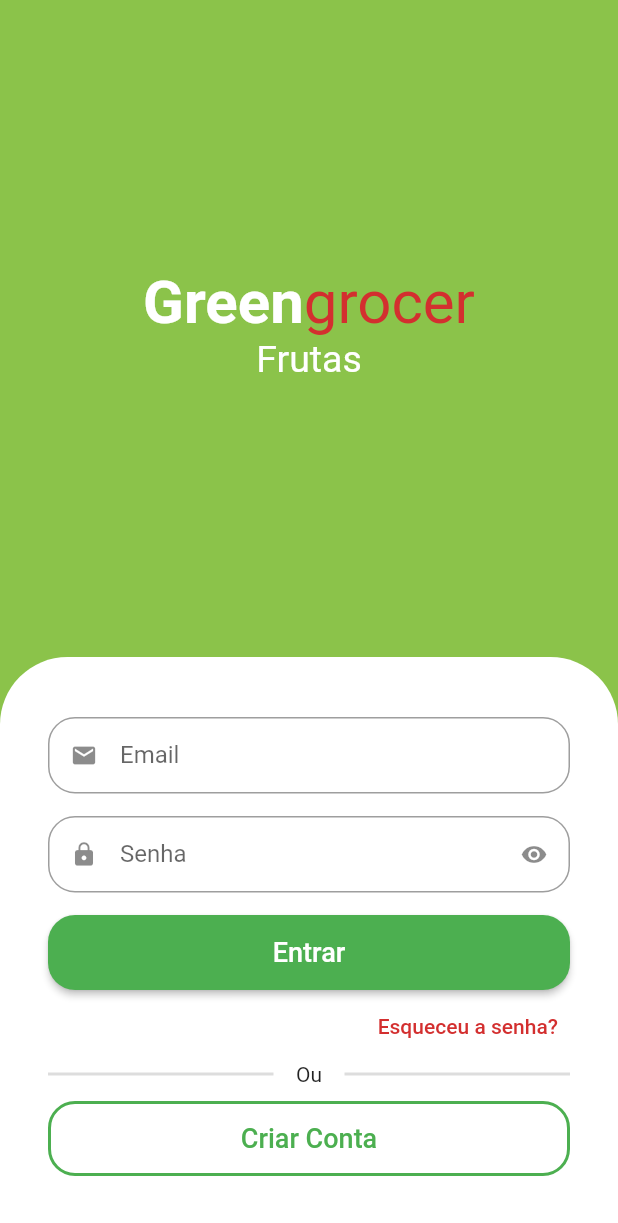
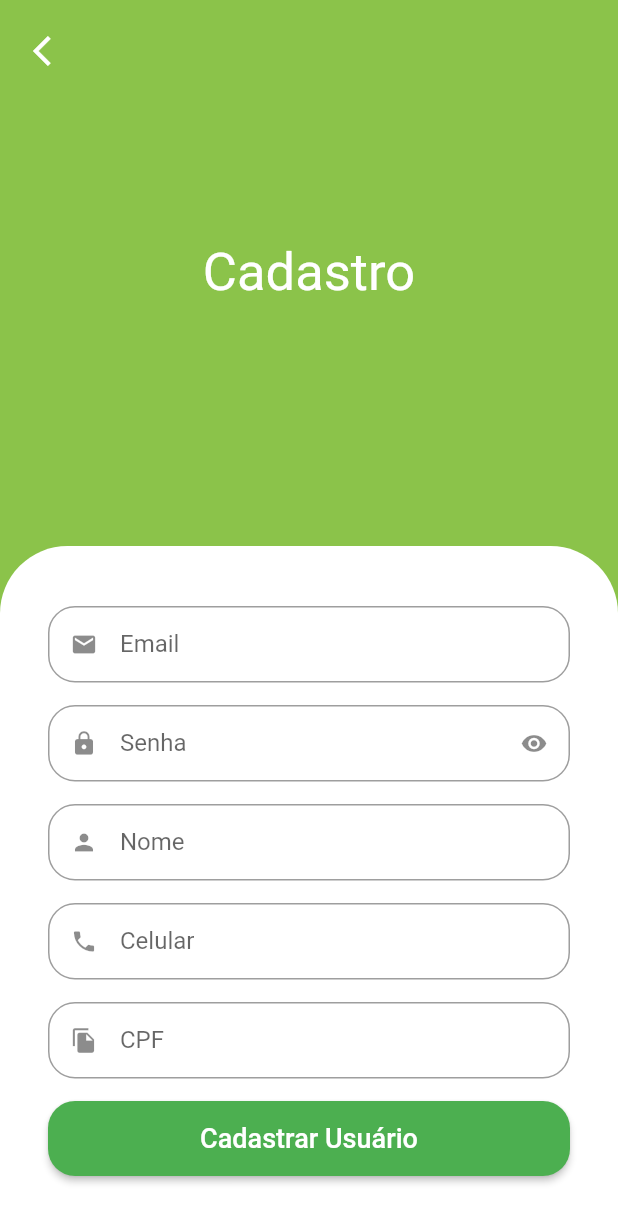
Before and after one commit to IsaacNascimento/greenGrocer, a Flutter app: the screen it shows after launch, after a tap on "Criar Conta", on a phone screen of 412 x 824 dp. Shown: the top 1223 px of the screen. Run offline on Flutter 3.47's test engine with Material 2 defaults, Android fonts, the phone set to English and light mode, and no system bars; drawn by our look-alikes of animated_text_kit; our stand-ins replace mask_text_input_formatter.

Commit message:
Tela de Cadastro

```diff
--- a/lib/src/auth/components/custom_text_field.dart
+++ b/lib/src/auth/components/custom_text_field.dart
@@ -1,16 +1,19 @@
 import 'package:flutter/material.dart';
+import 'package:flutter/services.dart';
 
 class CustomTextField extends StatefulWidget {
   final IconData icon;
   final String label;
   final bool isSecret;
+  final List<TextInputFormatter>? inputFormatters;
 
-  const CustomTextField(
-      {Key? key,
-      required this.icon,
-      required this.label,
-      this.isSecret = false})
-      : super(key: key);
+  const CustomTextField({
+    Key? key,
+    required this.icon,
+    required this.label,
+    this.isSecret = false,
+    this.inputFormatters,
+  }) : super(key: key);
 
   @override
   State<CustomTextField> createState() => _CustomTextFieldState();
@@ -31,6 +34,7 @@ class _CustomTextFieldState extends State<CustomTextField> {
     return Padding(
       padding: const EdgeInsets.only(bottom: 15.0),
       child: TextFormField(
+        inputFormatters: widget.inputFormatters,
         obscureText: isObscure,
         decoration: InputDecoration(
           prefixIcon: Icon(widget.icon),
--- a/lib/src/auth/sign_in_screen.dart
+++ b/lib/src/auth/sign_in_screen.dart
@@ -1,6 +1,7 @@
 import 'package:animated_text_kit/animated_text_kit.dart';
 import 'package:flutter/material.dart';
 import 'package:greengrocer/src/auth/components/custom_text_field.dart';
+import 'package:greengrocer/src/auth/sign_up_screen.dart';
 import '../config/custom_color.dart';
 
 class SignInScreen extends StatelessWidget {
@@ -163,7 +164,13 @@ class SignInScreen extends StatelessWidget {
                             side: const BorderSide(
                                 width: 2.0, color: Colors.green),
                           ),
-                          onPressed: () {},
+                          onPressed: () {
+                            Navigator.of(context).push(
+                              MaterialPageRoute(builder: (c) {
+                                return SignUpScreen();
+                              }),
+                            );
+                          },
                           child: const Text(
                             'Criar Conta',
                             style: TextStyle(
--- /dev/null
+++ b/lib/src/auth/sign_up_screen.dart
@@ -0,0 +1,107 @@
+import 'package:flutter/material.dart';
+import 'package:greengrocer/src/auth/components/custom_text_field.dart';
+import 'package:greengrocer/src/config/custom_color.dart';
+import 'package:mask_text_input_formatter/mask_text_input_formatter.dart';
+
+class SignUpScreen extends StatelessWidget {
+  SignUpScreen({Key? key}) : super(key: key);
+
+  final cpfFormatter = MaskTextInputFormatter(
+    mask: '###.###.###-##',
+    filter: {'#': RegExp(r'[0-9]')},
+  );
+
+  final telFormatter = MaskTextInputFormatter(
+    mask: '(##) # ####-####',
+    filter: {'#': RegExp(r'[0-9]')},
+  );
+
+  @override
+  Widget build(BuildContext context) {
+    final size = MediaQuery.of(context).size;
+
+    return Scaffold(
+      backgroundColor: CustomColors.customSwatchColor,
+      body: SafeArea(
+        child: SingleChildScrollView(
+          child: SizedBox(
+            height: size.height,
+            width: size.width,
+            child: Stack(
+              children: [
+                Column(
+                  children: [
+                    const Expanded(
+                      child: Center(
+                        child: Text(
+                          'Cadastro',
+                          style: TextStyle(color: Colors.white, fontSize: 35),
+                        ),
+                      ),
+                    ),
+                    Container(
+                      padding: const EdgeInsets.symmetric(
+                          horizontal: 32, vertical: 40),
+                      decoration: const BoxDecoration(
+                        color: Colors.white,
+                        borderRadius: BorderRadius.vertical(
+                          top: Radius.circular(45),
+                        ),
+                      ),
+                      child: Column(
+                        crossAxisAlignment: CrossAxisAlignment.stretch,
+                        children: [
+                          const CustomTextField(
+                              icon: Icons.email, label: 'Email'),
+                          const CustomTextField(
+                            icon: Icons.lock,
+                            label: 'Senha',
+                            isSecret: true,
+                          ),
+                          const CustomTextField(
+                              icon: Icons.person, label: 'Nome'),
+                          CustomTextField(
+                              inputFormatters: [telFormatter],
+                              icon: Icons.phone,
+                              label: 'Celular'),
+                          CustomTextField(
+                              inputFormatters: [cpfFormatter],
+                              icon: Icons.file_copy,
+                              label: 'CPF'),
+                          SizedBox(
+                            height: 50,
+                            child: ElevatedButton(
+                              style: ElevatedButton.styleFrom(
+                                  shape: RoundedRectangleBorder(
+                                borderRadius: BorderRadius.circular(18.0),
+                              )),
+                              onPressed: () {},
+                              child: const Text(
+                                'Cadastrar Usuário',
+                                style: TextStyle(fontSize: 18.0),
+                              ),
+                            ),
+                          )
+                        ],
+                      ),
+                    )
+                  ],
+                ),
+                Positioned(
+                  top: 10,
+                  left: 10,
+                  child: IconButton(
+                    onPressed: () {
+                      Navigator.of(context).pop();
+                    },
+                    icon: const Icon(Icons.arrow_back_ios, color: Colors.white),
+                  ),
+                )
+              ],
+            ),
+          ),
+        ),
+      ),
+    );
+  }
+}
--- a/pubspec.yaml
+++ b/pubspec.yaml
@@ -37,6 +37,7 @@ dependencies:
   cupertino_icons: ^1.0.2
 
   animated_text_kit: ^4.2.2
+  mask_text_input_formatter: ^2.4.0
 
 dev_dependencies:
   flutter_test:
```
Also changed, not shown: pubspec.lock.
